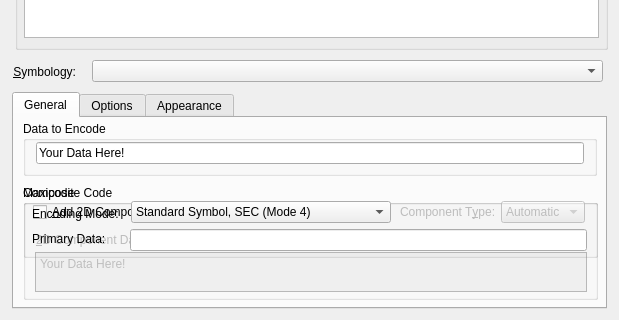
First picture: the form in frontend_qt4/mainWindow.ui, repository zint/zint-gpl-only, before the edit; both pictures show x 0 to 619 and y 239 to 559 of the 619 by 559 pixel window.
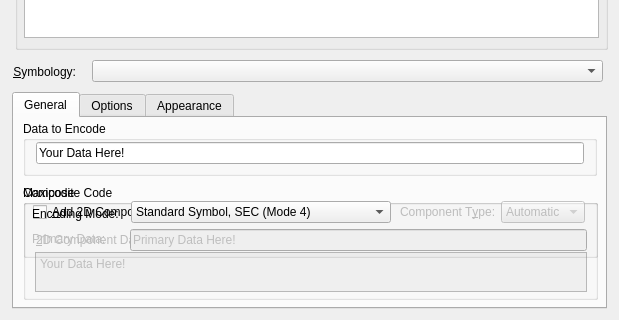
Second picture: the form after the edit.

Commit message: Preview scales to show whole image.

The edit to the form file:
```diff
--- a/frontend_qt4/mainWindow.ui
+++ b/frontend_qt4/mainWindow.ui
@@ -287,6 +287,9 @@
       </item>
      </widget>
      <widget class="QLabel" name="lblMaxiPrimary" >
+      <property name="enabled" >
+       <bool>false</bool>
+      </property>
       <property name="geometry" >
        <rect>
         <x>9</x>
@@ -300,6 +303,9 @@
       </property>
      </widget>
      <widget class="QLineEdit" name="txtMaxiPrimary" >
+      <property name="enabled" >
+       <bool>false</bool>
+      </property>
       <property name="geometry" >
        <rect>
         <x>107</x>
@@ -308,6 +314,9 @@
         <height>22</height>
        </rect>
       </property>
+      <property name="text" >
+       <string>Primary Data Here!</string>
+      </property>
      </widget>
     </widget>
    </widget>
```
Left out of the diff: 4 changed lines with no effect on the pictures. The commit also changes 1 other file.
